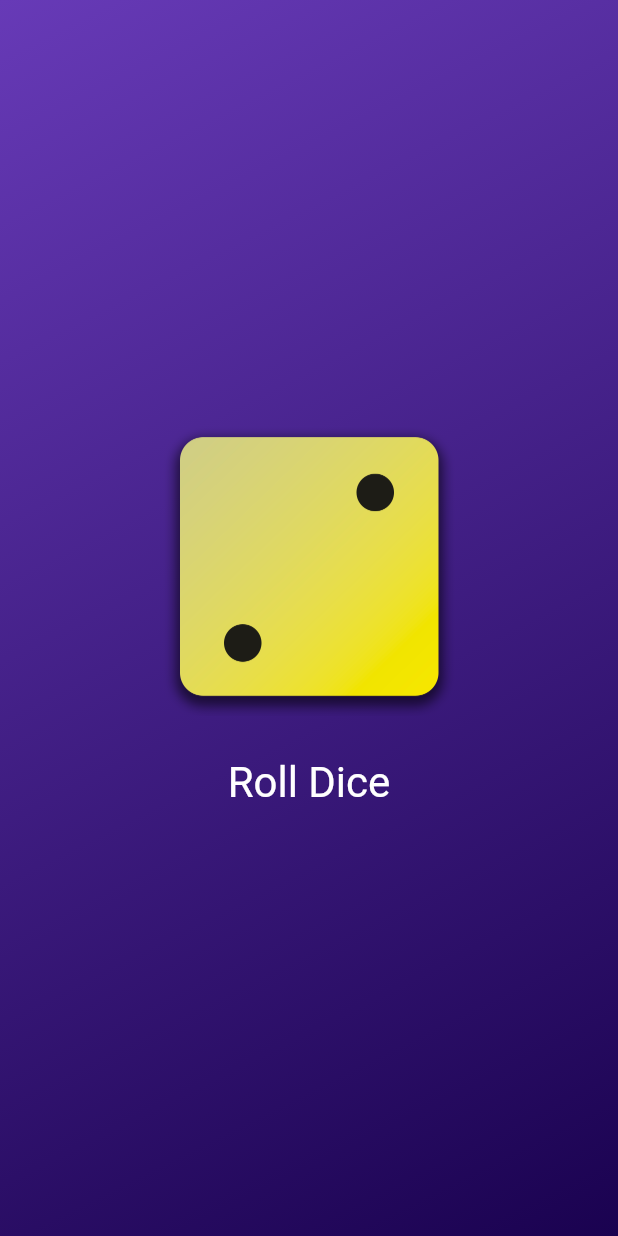
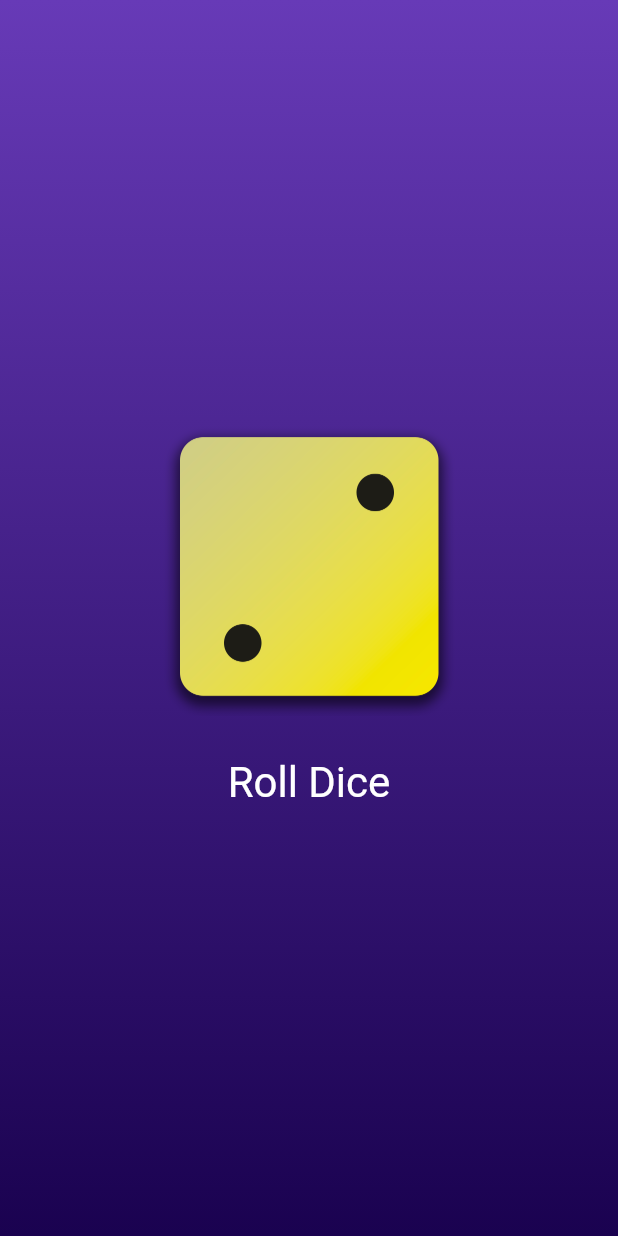
Before and after one commit to Perryjay30/Perfecting-Flutter---DIceRoller, a Flutter app: the screen it shows after launch, on a phone screen of 412 x 824 dp. Run offline on Flutter 3.47's test engine with Material 3 defaults, Android fonts, the phone set to English and light mode, and no system bars.

Commit message:
Revising flutter

```diff
--- a/lib/gradient_container.dart
+++ b/lib/gradient_container.dart
@@ -2,7 +2,7 @@ import 'package:dice_roller/dice_roller.dart';
 import 'package:flutter/material.dart';
 
 const startAlignment = Alignment.topLeft;
-const endAlignment = Alignment.bottomRight;
+const endAlignment = Alignment.bottomLeft;
 
 class GradientContainer extends StatelessWidget {
   // const GradientContainer({key}): super(key: key);
```
